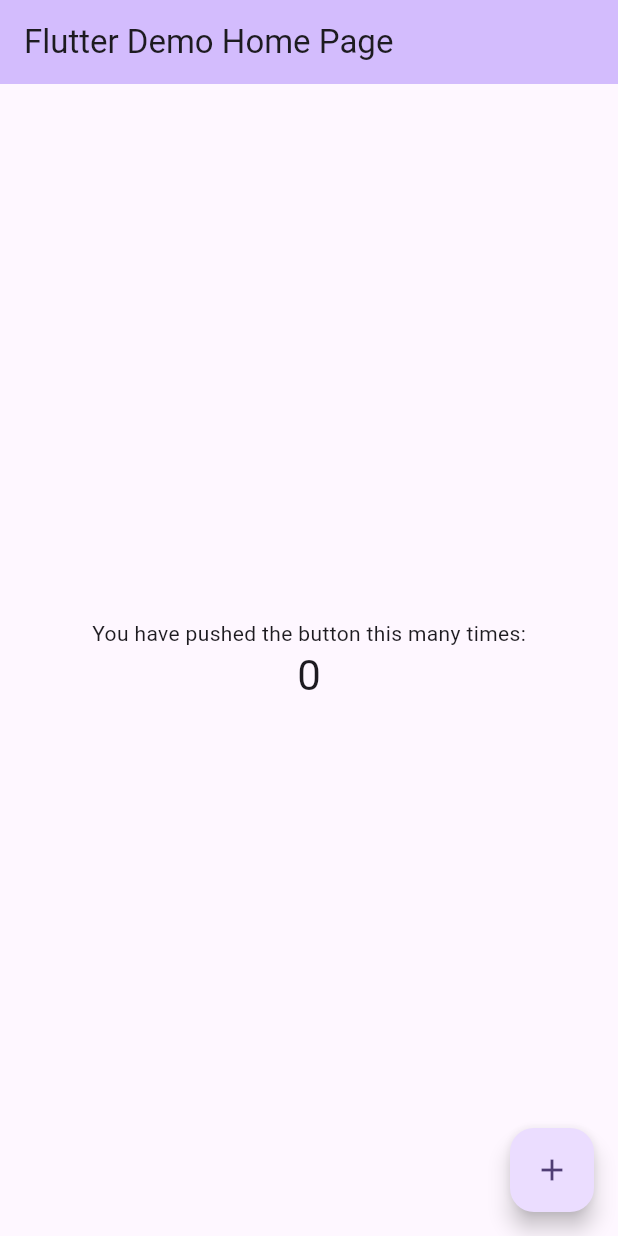
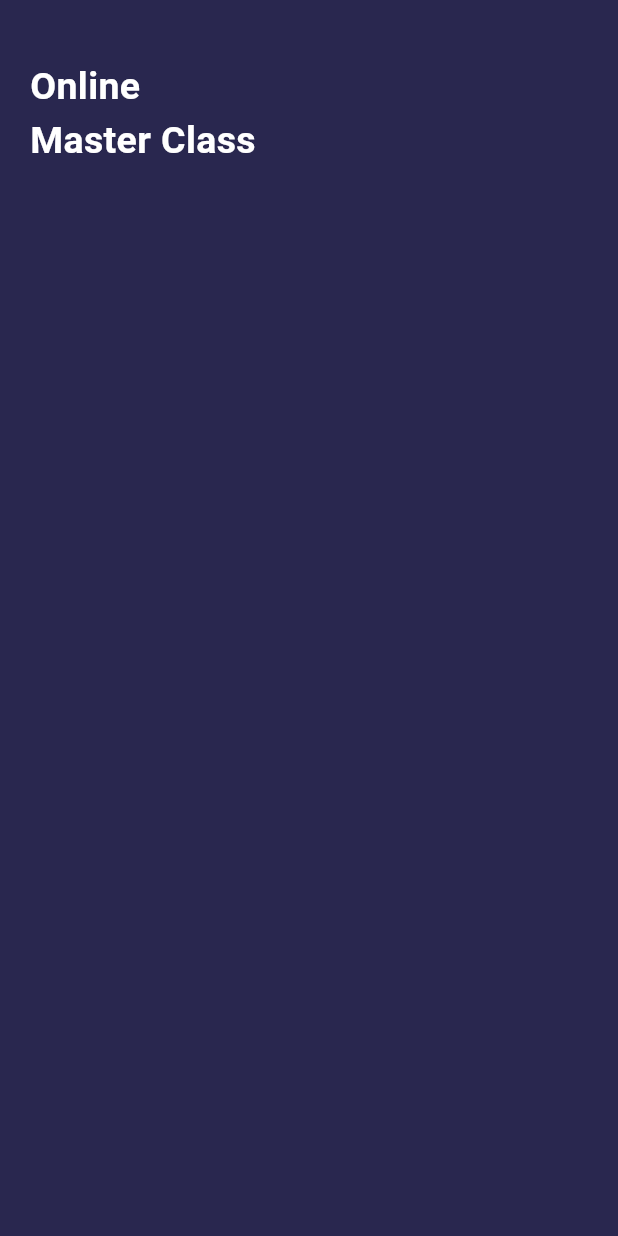
Before and after one commit to Krt-dev/Online_Course_appUI, a Flutter app: the screen it shows after launch, on a phone screen of 412 x 824 dp. Run offline on Flutter 3.47's test engine with Material 2 defaults, Android fonts, the phone set to English and light mode, and no system bars.

Commit message:
shaping background and title

```diff
--- a/online_app_ui_project/lib/main.dart
+++ b/online_app_ui_project/lib/main.dart
@@ -7,46 +7,25 @@
 class MyApp extends StatelessWidget {
   const MyApp({super.key});
 
-  // This widget is the root of your application.
+
   @override
   Widget build(BuildContext context) {
     return MaterialApp(
-      title: 'Flutter Demo',
+      title: 'Online App UI',
       theme: ThemeData(
-        // This is the theme of your application.
-        //
-        // TRY THIS: Try running your application with "flutter run". You'll see
-        // the application has a blue toolbar. Then, without quitting the app,
-        // try changing the seedColor in the colorScheme below to Colors.green
-        // and then invoke "hot reload" (save your changes or press the "hot
-        // reload" button in a Flutter-supported IDE, or press "r" if you used
-        // the command line to start the app).
-        //
-        // Notice that the counter didn't reset back to zero; the application
-        // state is not lost during the reload. To reset the state, use hot
-        // restart instead.
-        //
-        // This works for code too, not just values: Most code changes can be
-        // tested with just a hot reload.
-        colorScheme: ColorScheme.fromSeed(seedColor: Colors.deepPurple),
+        colorScheme: ColorScheme.fromSeed(seedColor: Color.fromRGBO(41, 39, 79, 1)),
         useMaterial3: true,
       ),
-      home: const MyHomePage(title: 'Flutter Demo Home Page'),
+
+      home: const MyHomePage(
+        title: 'Online Master Class',),
+
     );
   }
 }
 
 class MyHomePage extends StatefulWidget {
   const MyHomePage({super.key, required this.title});
-
-  // This widget is the home page of your application. It is stateful, meaning
-  // that it has a State object (defined below) that contains fields that affect
-  // how it looks.
-
-  // This class is the configuration for the state. It holds the values (in this
-  // case the title) provided by the parent (in this case the App widget) and
-  // used by the build method of the State. Fields in a Widget subclass are
-  // always marked "final".
 
   final String title;
 
@@ -55,71 +34,29 @@
 }
 
 class _MyHomePageState extends State<MyHomePage> {
-  int _counter = 0;
 
-  void _incrementCounter() {
-    setState(() {
-      // This call to setState tells the Flutter framework that something has
-      // changed in this State, which causes it to rerun the build method below
-      // so that the display can reflect the updated values. If we changed
-      // _counter without calling setState(), then the build method would not be
-      // called again, and so nothing would appear to happen.
-      _counter++;
-    });
-  }
+
 
   @override
   Widget build(BuildContext context) {
-    // This method is rerun every time setState is called, for instance as done
-    // by the _incrementCounter method above.
-    //
-    // The Flutter framework has been optimized to make rerunning build methods
-    // fast, so that you can just rebuild anything that needs updating rather
-    // than having to individually change instances of widgets.
-    return Scaffold(
-      appBar: AppBar(
-        // TRY THIS: Try changing the color here to a specific color (to
-        // Colors.amber, perhaps?) and trigger a hot reload to see the AppBar
-        // change color while the other colors stay the same.
-        backgroundColor: Theme.of(context).colorScheme.inversePrimary,
-        // Here we take the value from the MyHomePage object that was created by
-        // the App.build method, and use it to set our appbar title.
-        title: Text(widget.title),
+
+    return const Scaffold(
+      backgroundColor: Color.fromRGBO(41, 39, 79, 1),
+      body:Column(
+        children: [
+          Padding(
+            padding: EdgeInsets.only(top: 20, left: 20),
+            child: Column(
+            crossAxisAlignment: CrossAxisAlignment.start,
+            children: [SizedBox(height: 20,),
+              Text('Online', style: TextStyle(fontWeight: FontWeight.bold, fontSize: 25, color: Colors.white),),
+              Text('Master Class', style: TextStyle(fontWeight: FontWeight.bold, fontSize: 25,color: Colors.white),),
+            ],
+                  ),
+          ),
+        ],
       ),
-      body: Center(
-        // Center is a layout widget. It takes a single child and positions it
-        // in the middle of the parent.
-        child: Column(
-          // Column is also a layout widget. It takes a list of children and
-          // arranges them vertically. By default, it sizes itself to fit its
-          // children horizontally, and tries to be as tall as its parent.
-          //
-          // Column has various properties to control how it sizes itself and
-          // how it positions its children. Here we use mainAxisAlignment to
-          // center the children vertically; the main axis here is the vertical
-          // axis because Columns are vertical (the cross axis would be
-          // horizontal).
-          //
-          // TRY THIS: Invoke "debug painting" (choose the "Toggle Debug Paint"
-          // action in the IDE, or press "p" in the console), to see the
-          // wireframe for each widget.
-          mainAxisAlignment: MainAxisAlignment.center,
-          children: <Widget>[
-            const Text(
-              'You have pushed the button this many times:',
-            ),
-            Text(
-              '$_counter',
-              style: Theme.of(context).textTheme.headlineMedium,
-            ),
-          ],
-        ),
-      ),
-      floatingActionButton: FloatingActionButton(
-        onPressed: _incrementCounter,
-        tooltip: 'Increment',
-        child: const Icon(Icons.add),
-      ), // This trailing comma makes auto-formatting nicer for build methods.
+
     );
   }
 }
```
